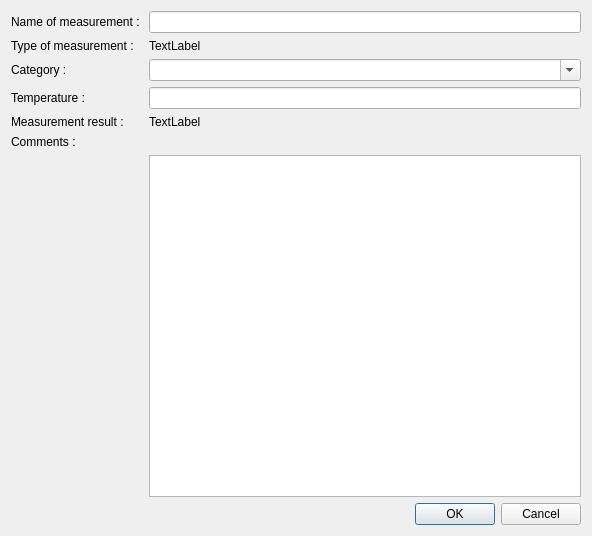
Above: 3DMetrics/measurement_saving_dialog.ui from IfremerUnderwater/3DMetrics before the change. Below: the same form after it.
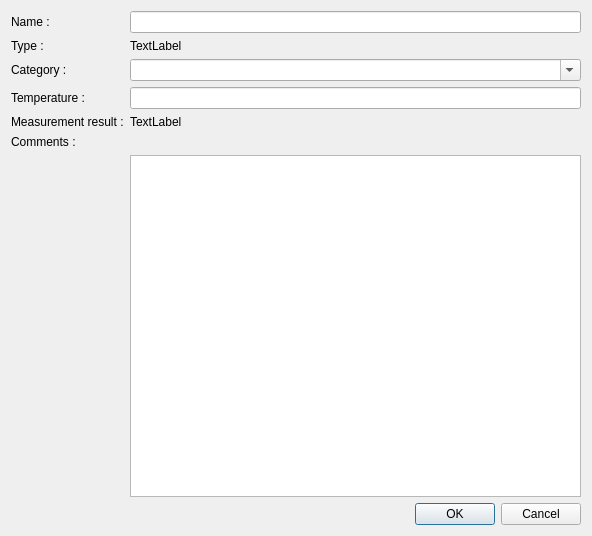
That is the form after the change.

The edit to the form file:
```diff
--- a/3DMetrics/measurement_saving_dialog.ui
+++ b/3DMetrics/measurement_saving_dialog.ui
@@ -21,7 +21,7 @@
        <item row="0" column="0">
         <widget class="QLabel" name="nameOfMeasurementLabel">
          <property name="text">
-          <string>Name of measurement : </string>
+          <string>Name : </string>
          </property>
         </widget>
        </item>
@@ -31,7 +31,7 @@
        <item row="1" column="0">
         <widget class="QLabel" name="typeOfMeasurementLabel">
          <property name="text">
-          <string>Type of measurement :</string>
+          <string>Type :</string>
          </property>
         </widget>
        </item>
```
